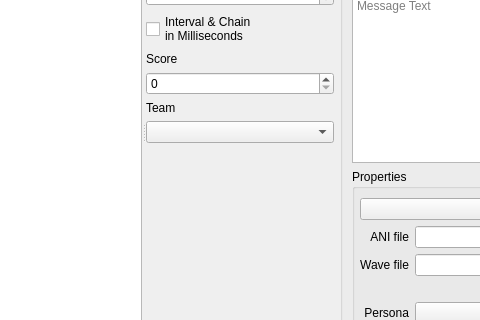
Before: the Qt Designer form qtfred/ui/MissionEventsDialog.ui in MjnMixael/fs2open.github.com, drawn with Qt 5; both pictures show x 352 to 832 and y 333 to 653 of the 1176 by 930 pixel window.
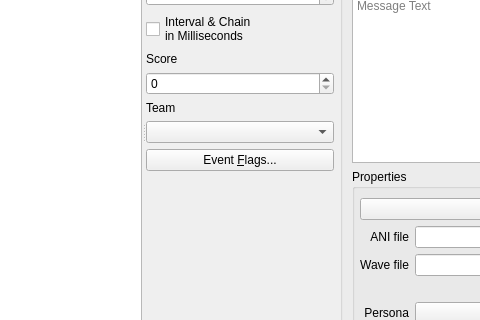
After: the same form once the commit is applied. Custom widgets are drawn as their Qt base class.

Commit message: Add directive count event flags and lock event controls during graph multi-select

What changed in the file:
```diff
--- a/qtfred/ui/MissionEventsDialog.ui
+++ b/qtfred/ui/MissionEventsDialog.ui
@@ -653,6 +653,16 @@
             <item>
              <widget class="QComboBox" name="teamCombo"/>
             </item>
+            <item>
+             <widget class="QPushButton" name="btnEventFlags">
+              <property name="toolTip">
+               <string>Edit this event's flags</string>
+              </property>
+              <property name="text">
+               <string>Event &amp;Flags...</string>
+              </property>
+             </widget>
+            </item>
             <item>
              <spacer name="eventControlsSpacer">
               <property name="orientation">
```
Left out of the diff: 1 changed line with no effect on the pictures. The commit also changes 14 other files.
